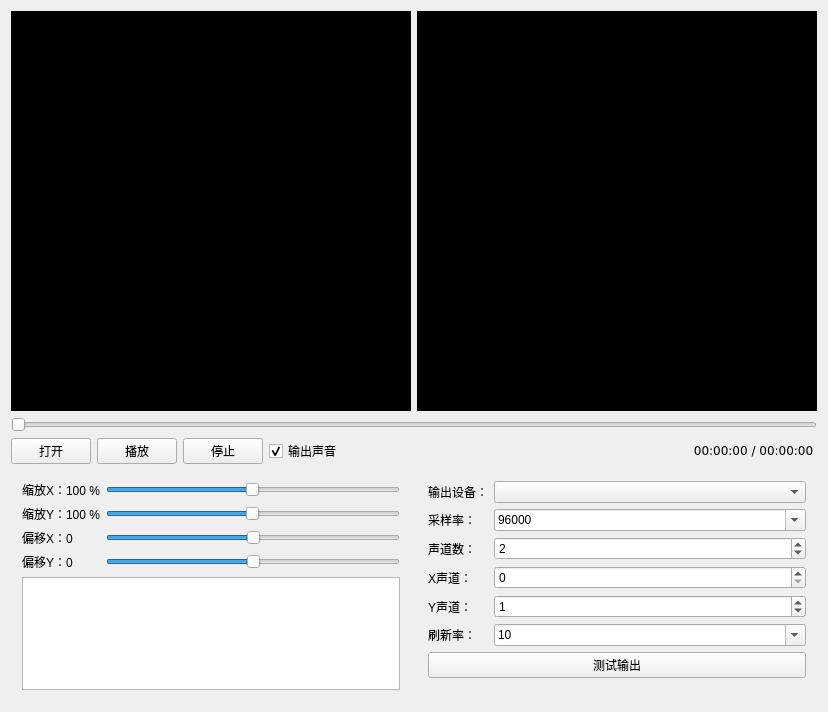
First picture: the form in mainwindow.ui, repository YJBeetle/OscilloscopePlayer, before the edit.
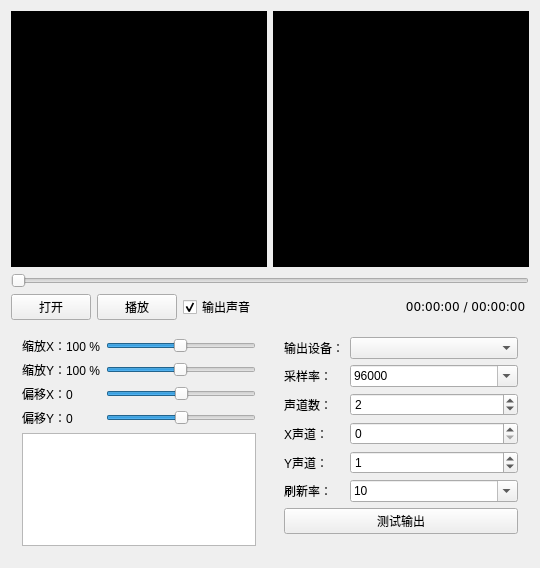
Second picture: the form after the edit. Custom widgets are drawn as their Qt base class.

Commit message: 尺寸限定256 删除停止

Diff of the .ui file:
```diff
--- a/mainwindow.ui
+++ b/mainwindow.ui
@@ -6,8 +6,8 @@
    <rect>
     <x>0</x>
     <y>0</y>
-    <width>824</width>
-    <height>712</height>
+    <width>536</width>
+    <height>568</height>
    </rect>
   </property>
   <property name="windowTitle">
@@ -31,14 +31,17 @@
         <number>0</number>
        </property>
        <item row="1" column="3">
-        <widget class="QCheckBox" name="checkBoxAudio">
-         <property name="text">
-          <string>输出声音</string>
+        <spacer name="horizontalSpacer">
+         <property name="orientation">
+          <enum>Qt::Horizontal</enum>
          </property>
-         <property name="checked">
-          <bool>true</bool>
+         <property name="sizeHint" stdset="0">
+          <size>
+           <width>40</width>
+           <height>20</height>
+          </size>
          </property>
-        </widget>
+        </spacer>
        </item>
        <item row="1" column="1">
         <widget class="QPushButton" name="pushButtonPlay">
@@ -53,7 +56,17 @@
          </property>
         </widget>
        </item>
-       <item row="1" column="5">
+       <item row="0" column="0" colspan="5">
+        <widget class="QSlider" name="horizontalSlider">
+         <property name="maximum">
+          <number>0</number>
+         </property>
+         <property name="orientation">
+          <enum>Qt::Horizontal</enum>
+         </property>
+        </widget>
+       </item>
+       <item row="1" column="4">
         <widget class="QLabel" name="labelTime">
          <property name="text">
           <string>&lt;pre&gt; 00:00:00 / 00:00:00 &lt;/pre&gt;</string>
@@ -63,16 +76,6 @@
          </property>
         </widget>
        </item>
-       <item row="0" column="0" colspan="6">
-        <widget class="QSlider" name="horizontalSlider">
-         <property name="maximum">
-          <number>0</number>
-         </property>
-         <property name="orientation">
-          <enum>Qt::Horizontal</enum>
-         </property>
-        </widget>
-       </item>
        <item row="1" column="0">
         <widget class="QPushButton" name="pushButtonOpen">
          <property name="maximumSize">
@@ -86,29 +89,13 @@
          </property>
         </widget>
        </item>
-       <item row="1" column="4">
-        <spacer name="horizontalSpacer">
-         <property name="orientation">
-          <enum>Qt::Horizontal</enum>
-         </property>
-         <property name="sizeHint" stdset="0">
-          <size>
-           <width>40</width>
-           <height>20</height>
-          </size>
-         </property>
-        </spacer>
-       </item>
        <item row="1" column="2">
-        <widget class="QPushButton" name="pushButtonStop">
-         <property name="maximumSize">
-          <size>
-           <width>16777215</width>
-           <height>31</height>
-          </size>
-         </property>
+        <widget class="QCheckBox" name="checkBoxAudio">
          <property name="text">
-          <string>停止</string>
+          <string>输出声音</string>
+         </property>
+         <property name="checked">
+          <bool>true</bool>
          </property>
         </widget>
        </item>
@@ -391,14 +378,14 @@
      <widget class="VideoViewer" name="videoViewer" native="true">
       <property name="minimumSize">
        <size>
-        <width>400</width>
-        <height>400</height>
+        <width>256</width>
+        <height>256</height>
        </size>
       </property>
       <property name="maximumSize">
        <size>
-        <width>400</width>
-        <height>400</height>
+        <width>256</width>
+        <height>256</height>
        </size>
       </property>
       <property name="styleSheet">
@@ -509,14 +496,14 @@
      <widget class="QGraphicsView" name="graphicsView">
       <property name="minimumSize">
        <size>
-        <width>400</width>
-        <height>400</height>
+        <width>256</width>
+        <height>256</height>
        </size>
       </property>
       <property name="maximumSize">
        <size>
-        <width>400</width>
-        <height>400</height>
+        <width>256</width>
+        <height>256</height>
        </size>
       </property>
       <property name="styleSheet">
```
